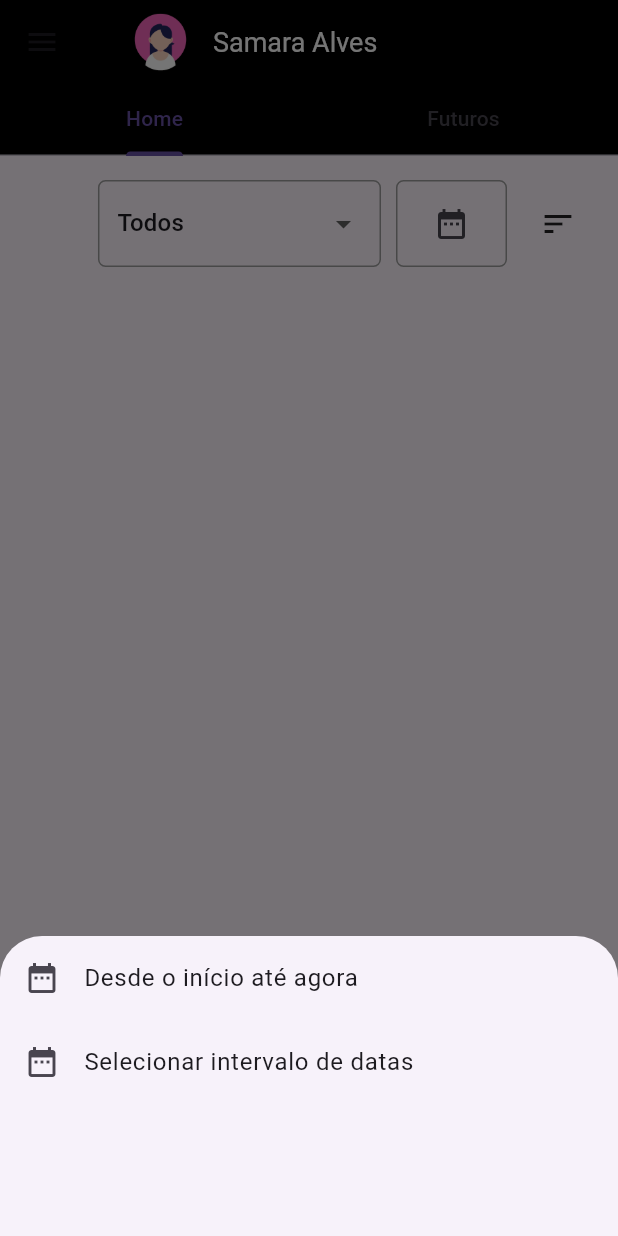
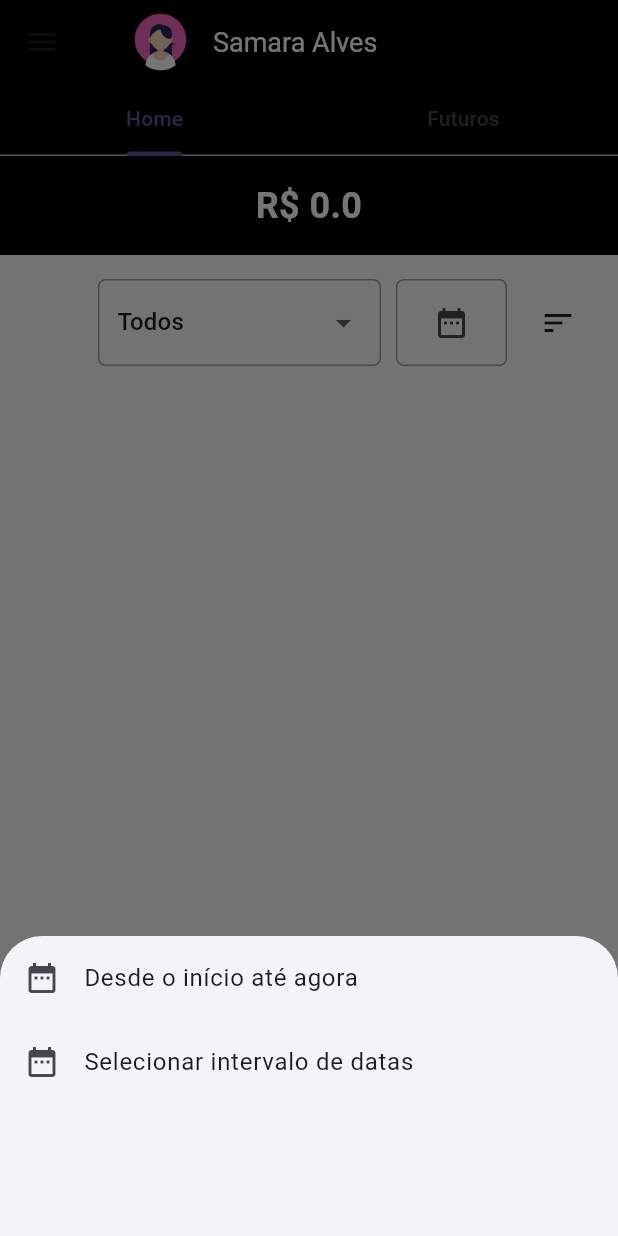
Before and after one commit to samaraasbatista/Financial_App, a Flutter app: the HomePage screen opened by its route, after a tap on the "date range" icon, on a phone screen of 412 x 824 dp. Run offline on Flutter 3.47's test engine with Material 3 defaults, Android fonts, the light colour scheme and no system bars; our stand-ins replace shared_preferences; accounts and stored records are empty.

Commit message:
Saldo adicionado

```diff
--- a/lib/scr/views/pages/home_page.dart
+++ b/lib/scr/views/pages/home_page.dart
@@ -1,13 +1,13 @@
 import 'dart:convert';
 import 'package:flutter/material.dart';
-import 'package:flutter/services.dart';
 import 'package:intl/intl.dart';
 import 'package:shared_preferences/shared_preferences.dart';
 import 'package:flutter_application_1/scr/views/pages/cadastrar_despesa.dart';
 import 'package:flutter_application_1/scr/views/pages/calculadora_juros_compostos.dart';
 
+class HomePage extends StatefulWidget {
+  const HomePage({super.key});
 
-class HomePage extends StatefulWidget {
   @override
   State<HomePage> createState() => HomePageState();
 }
@@ -17,8 +17,67 @@ class HomePageState extends State<HomePage> {
   String _selectedType = 'Todos'; // Variável para armazenar o tipo selecionado
   DateTime? _selectedDate; // Variável para armazenar a data selecionada
   DateTimeRange? _selectedDateRange; // Variável para armazenar o intervalo de datas selecionado
+  double _totalBalance = 0.00; // Variável para armazenar o saldo total
 
- @override
+  @override
+  void initState() {
+    super.initState();
+    _loadExpenses();
+  }
+
+  void _calculateTotalBalance() {
+    setState(() {
+      _totalBalance = _expenses.fold(0.0, (sum, item) => sum + item['valor']);
+    });
+  }
+
+  void _saveExpenses() async {
+    SharedPreferences prefs = await SharedPreferences.getInstance();
+    List<String> expenseList = _expenses.map((expense) => jsonEncode(expense)).toList();
+    await prefs.setStringList('expenses', expenseList);
+    _calculateTotalBalance();
+  }
+
+  void _loadExpenses() async {
+    SharedPreferences prefs = await SharedPreferences.getInstance();
+    List<String>? expenseList = prefs.getStringList('expenses');
+    if (expenseList != null) {
+      setState(() {
+        _expenses = expenseList.map((expense) => jsonDecode(expense) as Map<String, dynamic>).toList();
+        _calculateTotalBalance();
+      });
+    }
+  }
+
+  void _deleteExpense(int index) {
+    setState(() {
+      _expenses.removeAt(index);
+      _saveExpenses();
+    });
+  }
+
+  String _formatDate(String date) {
+    DateTime parsedDate = DateFormat('dd/MM/yyyy').parse(date);
+    return DateFormat('yyyy-MM-dd').format(parsedDate);
+  }
+
+  List<Map<String, dynamic>> _getHomeExpenses() {
+    DateTime now = DateTime.now();
+    return _expenses.where((expense) {
+      DateTime expenseDate = DateFormat('dd/MM/yyyy').parse(expense['data']);
+      return expenseDate.isBefore(now) || expenseDate.isAtSameMomentAs(now);
+    }).toList();
+  }
+
+  List<Map<String, dynamic>> _getFutureExpenses() {
+    DateTime now = DateTime.now();
+    return _expenses.where((expense) {
+      DateTime expenseDate = DateFormat('dd/MM/yyyy').parse(expense['data']);
+      return expenseDate.isAfter(now);
+    }).toList();
+  }
+
+  @override
   Widget build(BuildContext context) {
     return DefaultTabController(
       length: 2,
@@ -27,14 +86,14 @@ class HomePageState extends State<HomePage> {
           title: Row(
             children: [
               Image.asset('assets/images/perfil.png', width: 70, height: 70),
-              Text(
+              const Text(
                 'Samara Alves',
                 style: TextStyle(fontSize: 18, color: Colors.white),
               )
             ],
           ),
           backgroundColor: Colors.black,
-          bottom: TabBar(
+          bottom: const TabBar(
             tabs: [
               Tab(text: 'Home'),
               Tab(text: 'Futuros'),
@@ -45,7 +104,7 @@ class HomePageState extends State<HomePage> {
           child: ListView(
             padding: EdgeInsets.zero,
             children: <Widget>[
-              DrawerHeader(
+              const DrawerHeader(
                 decoration: BoxDecoration(
                   color: Colors.black,
                 ),
@@ -58,8 +117,8 @@ class HomePageState extends State<HomePage> {
                 ),
               ),
               ListTile(
-                leading: Icon(Icons.calculate),
-                title: Text('Calculadora Juros Compostos'),
+                leading: const Icon(Icons.calculate),
+                title: const Text('Calculadora Juros Compostos'),
                 onTap: () {
                   Navigator.push(
                     context,
@@ -70,19 +129,38 @@ class HomePageState extends State<HomePage> {
             ],
           ),
         ),
-        body: TabBarView(
+        body: Column(
           children: [
-            _buildExpenseList(_getHomeExpenses()),
-            _buildExpenseList(_getFutureExpenses()),
+            Container(
+              padding: const EdgeInsets.all(16.0),
+              color: Colors.black,
+              width: double.infinity,
+              child: Text(
+                'R\$ $_totalBalance',
+                style: const TextStyle(
+                  fontSize: 24,
+                  color: Colors.white,
+                  fontWeight: FontWeight.bold,
+                ),
+                textAlign: TextAlign.center,
+              ),
+            ),
+            Expanded(
+              child: TabBarView(
+                children: [
+                  _buildExpenseList(_getHomeExpenses()),
+                  _buildExpenseList(_getFutureExpenses()),
+                ],
+              ),
+            ),
           ],
         ),
         floatingActionButton: FloatingActionButton(
-          child: Icon(Icons.add),
           backgroundColor: Colors.red,
           onPressed: () async {
             final Map<String, dynamic>? newExpense = await Navigator.push(
               context,
-              MaterialPageRoute(builder: (context) => CadastroPage()),
+              MaterialPageRoute(builder: (context) => const CadastroPage()),
             );
 
             if (newExpense != null) {
@@ -92,6 +170,7 @@ class HomePageState extends State<HomePage> {
               });
             }
           },
+          child: const Icon(Icons.add),
         ),
       ),
     );
@@ -110,8 +189,8 @@ class HomePageState extends State<HomePage> {
       filteredExpenses = filteredExpenses
           .where((expense) {
             DateTime expenseDate = DateFormat('yyyy-MM-dd').parse(_formatDate(expense['data']));
-            return expenseDate.isAfter(_selectedDateRange!.start.subtract(Duration(days: 1))) &&
-                expenseDate.isBefore(_selectedDateRange!.end.add(Duration(days: 1)));
+            return expenseDate.isAfter(_selectedDateRange!.start.subtract(const Duration(days: 1))) &&
+                expenseDate.isBefore(_selectedDateRange!.end.add(const Duration(days: 1)));
           })
           .toList();
     }
@@ -119,14 +198,14 @@ class HomePageState extends State<HomePage> {
     return Container(
       width: double.infinity,
       height: double.infinity,
-      padding: EdgeInsets.all(16.0),
+      padding: const EdgeInsets.all(16.0),
       child: Column(
         children: [
           Row(
             mainAxisAlignment: MainAxisAlignment.end,
             children: [
               Container(
-                padding: EdgeInsets.symmetric(horizontal: 12.0, vertical: 4.0),
+                padding: const EdgeInsets.symmetric(horizontal: 12.0, vertical: 4.0),
                 decoration: BoxDecoration(
                   border: Border.all(color: Colors.grey),
                   borderRadius: BorderRadius.circular(5.0),
@@ -151,26 +230,26 @@ class HomePageState extends State<HomePage> {
                   ),
                 ),
               ),
-              SizedBox(width: 10),
+              const SizedBox(width: 10),
               Container(
-                padding: EdgeInsets.symmetric(horizontal: 12.0, vertical: 4.0),
+                padding: const EdgeInsets.symmetric(horizontal: 12.0, vertical: 4.0),
                 decoration: BoxDecoration(
                   border: Border.all(color: Colors.grey),
                   borderRadius: BorderRadius.circular(5.0),
                 ),
                 child: IconButton(
-                  icon: Icon(Icons.date_range),
+                  icon: const Icon(Icons.date_range),
                   onPressed: () async {
                     showModalBottomSheet(
                       context: context,
                       builder: (BuildContext context) {
-                        return Container(
+                        return SizedBox(
                           height: 200.0,
                           child: Column(
                             children: [
                               ListTile(
-                                leading: Icon(Icons.date_range),
-                                title: Text("Desde o início até agora"),
+                                leading: const Icon(Icons.date_range),
+                                title: const Text("Desde o início até agora"),
                                 onTap: () {
                                   setState(() {
                                     _selectedDateRange = DateTimeRange(
@@ -183,8 +262,8 @@ class HomePageState extends State<HomePage> {
                                 },
                               ),
                               ListTile(
-                                leading: Icon(Icons.date_range),
-                                title: Text("Selecionar intervalo de datas"),
+                                leading: const Icon(Icons.date_range),
+                                title: const Text("Selecionar intervalo de datas"),
                                 onTap: () async {
                                   DateTimeRange? picked = await showDateRangePicker(
                                     context: context,
@@ -208,14 +287,14 @@ class HomePageState extends State<HomePage> {
                   },
                 ),
               ),
-              SizedBox(width: 10),
+              const SizedBox(width: 10),
               PopupMenuButton<String>(
-                icon: Icon(Icons.sort),
+                icon: const Icon(Icons.sort),
                 itemBuilder: (BuildContext context) => [
                   PopupMenuItem<String>(
                     value: 'Valor (Maior para Menor)',
                     child: ListTile(
-                      title: Text('Valor (Maior para Menor)'),
+                      title: const Text('Valor (Maior para Menor)'),
                       onTap: () {
                         setState(() {
                           _expenses.sort((a, b) => b['valor'].compareTo(a['valor']));
@@ -227,7 +306,7 @@ class HomePageState extends State<HomePage> {
                   PopupMenuItem<String>(
                     value: 'Valor (Menor para Maior)',
                     child: ListTile(
-                      title: Text('Valor (Menor para Maior)'),
+                      title: const Text('Valor (Menor para Maior)'),
                       onTap: () {
                         setState(() {
                           _expenses.sort((a, b) => a['valor'].compareTo(b['valor']));
@@ -239,7 +318,7 @@ class HomePageState extends State<HomePage> {
                   PopupMenuItem<String>(
                     value: 'Data (Mais recente para Mais antiga)',
                     child: ListTile(
-                      title: Text('Data (Mais recente para Mais antiga)'),
+                      title: const Text('Data (Mais recente para Mais antiga)'),
                       onTap: () {
                         setState(() {
                           _expenses.sort((a, b) => b['data'].compareTo(a['data']));
@@ -251,7 +330,7 @@ class HomePageState extends State<HomePage> {
                   PopupMenuItem<String>(
                     value: 'Data (Mais antiga para Mais recente)',
                     child: ListTile(
-                      title: Text('Data (Mais antiga para Mais recente)'),
+                      title: const Text('Data (Mais antiga para Mais recente)'),
                       onTap: () {
                         setState(() {
                           _expenses.sort((a, b) => a['data'].compareTo(b['data']));
@@ -264,7 +343,7 @@ class HomePageState extends State<HomePage> {
               ),
             ],
           ),
-          SizedBox(height: 16.0), // Espaçamento entre os filtros e a lista
+          const SizedBox(height: 16.0), // Espaçamento entre os filtros e a lista
           Expanded(
             child: ListView.builder(
               itemCount: filteredExpenses.length,
@@ -277,7 +356,7 @@ class HomePageState extends State<HomePage> {
                   background: Container(
                     color: Colors.red,
                     alignment: Alignment.centerRight,
-                    child: Padding(
+                    child: const Padding(
                       padding: EdgeInsets.only(right: 20.0),
                       child: Icon(
                         Icons.delete,
@@ -287,7 +366,7 @@ class HomePageState extends State<HomePage> {
                   ),
                   child: Card(
                     margin: const EdgeInsets.all(10),
-                    color: Color.fromARGB(255, 238, 238, 238),
+                    color: const Color.fromARGB(255, 238, 238, 238),
                     child: ListTile(
                       title: Text(filteredExpenses[index]["nome"]),
                       subtitle: Column(
@@ -308,54 +387,4 @@ class HomePageState extends State<HomePage> {
       ),
     );
   }
-
-  List<Map<String, dynamic>> _getHomeExpenses() {
-    DateTime now = DateTime.now();
-    return _expenses.where((expense) {
-      DateTime expenseDate = DateFormat('dd/MM/yyyy').parse(expense['data']);
-      return expenseDate.isBefore(now) || expenseDate.isAtSameMomentAs(now);
-    }).toList();
-  }
-
-  List<Map<String, dynamic>> _getFutureExpenses() {
-    DateTime now = DateTime.now();
-    return _expenses.where((expense) {
-      DateTime expenseDate = DateFormat('dd/MM/yyyy').parse(expense['data']);
-      return expenseDate.isAfter(now);
-    }).toList();
-  }
-
-  void _deleteExpense(int index) {
-    setState(() {
-      _expenses.removeAt(index);
-      _saveExpenses();
-    });
-  }
-
-  @override
-  void initState() {
-    super.initState();
-    _loadExpenses();
-  }
-
-  void _saveExpenses() async {
-    SharedPreferences prefs = await SharedPreferences.getInstance();
-    List<String> expenseList = _expenses.map((expense) => jsonEncode(expense)).toList();
-    await prefs.setStringList('expenses', expenseList);
-  }
-
-  void _loadExpenses() async {
-    SharedPreferences prefs = await SharedPreferences.getInstance();
-    List<String>? expenseList = prefs.getStringList('expenses');
-    if (expenseList != null) {
-      setState(() {
-        _expenses = expenseList.map((expense) => jsonDecode(expense) as Map<String, dynamic>).toList();
-      });
-    }
-  }
-
-  String _formatDate(String date) {
-    DateTime parsedDate = DateFormat('dd/MM/yyyy').parse(date);
-    return DateFormat('yyyy-MM-dd').format(parsedDate);
-  }
 }
```
